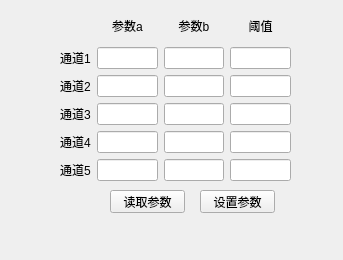
Old version of the form setting.ui in the repository z4122/serial-Qt.
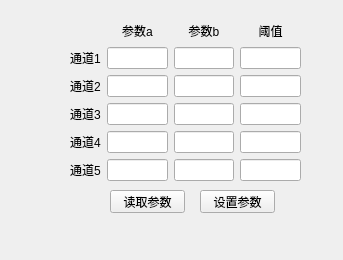
New version of the form.

What changed in the file:
```diff
--- a/setting.ui
+++ b/setting.ui
@@ -49,61 +49,68 @@
    <widget class="QWidget" name="verticalLayoutWidget">
     <property name="geometry">
      <rect>
-      <x>60</x>
-      <y>10</y>
+      <x>70</x>
+      <y>20</y>
       <width>231</width>
-      <height>171</height>
+      <height>161</height>
      </rect>
     </property>
     <layout class="QGridLayout" name="gridLayout">
      <property name="sizeConstraint">
       <enum>QLayout::SetNoConstraint</enum>
      </property>
-     <item row="2" column="2">
+     <item row="4" column="1">
       <widget class="QLineEdit" name="lineEdit_2"/>
      </item>
-     <item row="1" column="1">
-      <widget class="QLineEdit" name="lineEdit_6"/>
-     </item>
      <item row="4" column="2">
-      <widget class="QLineEdit" name="lineEdit_5"/>
+      <widget class="QLineEdit" name="lineEdit_7"/>
      </item>
-     <item row="1" column="2">
+     <item row="2" column="1">
       <widget class="QLineEdit" name="lineEdit"/>
      </item>
-     <item row="5" column="2">
+     <item row="2" column="3">
+      <widget class="QLineEdit" name="lineEdit_11"/>
+     </item>
+     <item row="0" column="3">
+      <widget class="QLabel" name="label_9">
+       <property name="text">
+        <string>阈值</string>
+       </property>
+       <property name="alignment">
+        <set>Qt::AlignCenter</set>
+       </property>
+      </widget>
+     </item>
+     <item row="6" column="1">
       <widget class="QLineEdit" name="lineEdit_3"/>
      </item>
-     <item row="3" column="2">
+     <item row="12" column="1">
+      <widget class="QLineEdit" name="lineEdit_5"/>
+     </item>
+     <item row="9" column="1">
       <widget class="QLineEdit" name="lineEdit_4"/>
      </item>
-     <item row="2" column="1">
-      <widget class="QLineEdit" name="lineEdit_7"/>
-     </item>
-     <item row="1" column="0">
+     <item row="2" column="0">
       <widget class="QLabel" name="label">
        <property name="text">
         <string>通道1</string>
        </property>
       </widget>
      </item>
-     <item row="5" column="1">
-      <widget class="QLineEdit" name="lineEdit_10"/>
+     <item row="2" column="2">
+      <widget class="QLineEdit" name="lineEdit_6"/>
      </item>
-     <item row="3" column="1">
-      <widget class="QLineEdit" name="lineEdit_8"/>
+     <item row="6" column="3">
+      <widget class="QLineEdit" name="lineEdit_13"/>
      </item>
-     <item row="4" column="1">
-      <widget class="QLineEdit" name="lineEdit_9"/>
-     </item>
-     <item row="2" column="0">
+     <item row="4" column="0">
       <widget class="QLabel" name="label_2">
        <property name="text">
         <string>通道2</string>
        </property>
       </widget>
      </item>
-     <item row="3" column="0">
+     <item row="6" column="0">
       <widget class="QLabel" name="label_3">
        <property name="text">
         <string>通道3</string>
@@ -123,20 +130,23 @@
        </property>
       </widget>
      </item>
-     <item row="5" column="0">
+     <item row="12" column="0">
       <widget class="QLabel" name="label_4">
        <property name="text">
         <string>通道5</string>
        </property>
       </widget>
      </item>
-     <item row="4" column="0">
+     <item row="9" column="0">
       <widget class="QLabel" name="label_5">
        <property name="text">
         <string>通道4</string>
        </property>
       </widget>
      </item>
+     <item row="12" column="3">
+      <widget class="QLineEdit" name="lineEdit_15"/>
+     </item>
      <item row="0" column="2">
       <widget class="QLabel" name="label_8">
        <property name="text">
@@ -147,30 +157,20 @@
        </property>
       </widget>
      </item>
-     <item row="0" column="3">
-      <widget class="QLabel" name="label_9">
-       <property name="text">
-        <string>阈值</string>
-       </property>
-       <property name="alignment">
-        <set>Qt::AlignCenter</set>
-       </property>
-      </widget>
-     </item>
-     <item row="1" column="3">
-      <widget class="QLineEdit" name="lineEdit_11"/>
-     </item>
-     <item row="2" column="3">
-      <widget class="QLineEdit" name="lineEdit_12"/>
-     </item>
-     <item row="3" column="3">
-      <widget class="QLineEdit" name="lineEdit_13"/>
-     </item>
      <item row="4" column="3">
+      <widget class="QLineEdit" name="lineEdit_12"/>
+     </item>
+     <item row="9" column="3">
       <widget class="QLineEdit" name="lineEdit_14"/>
      </item>
-     <item row="5" column="3">
-      <widget class="QLineEdit" name="lineEdit_15"/>
+     <item row="6" column="2">
+      <widget class="QLineEdit" name="lineEdit_8"/>
+     </item>
+     <item row="9" column="2">
+      <widget class="QLineEdit" name="lineEdit_9"/>
+     </item>
+     <item row="12" column="2">
+      <widget class="QLineEdit" name="lineEdit_10"/>
      </item>
     </layout>
    </widget>
```
Left out of the diff: 4 changed lines with no effect on the pictures.
